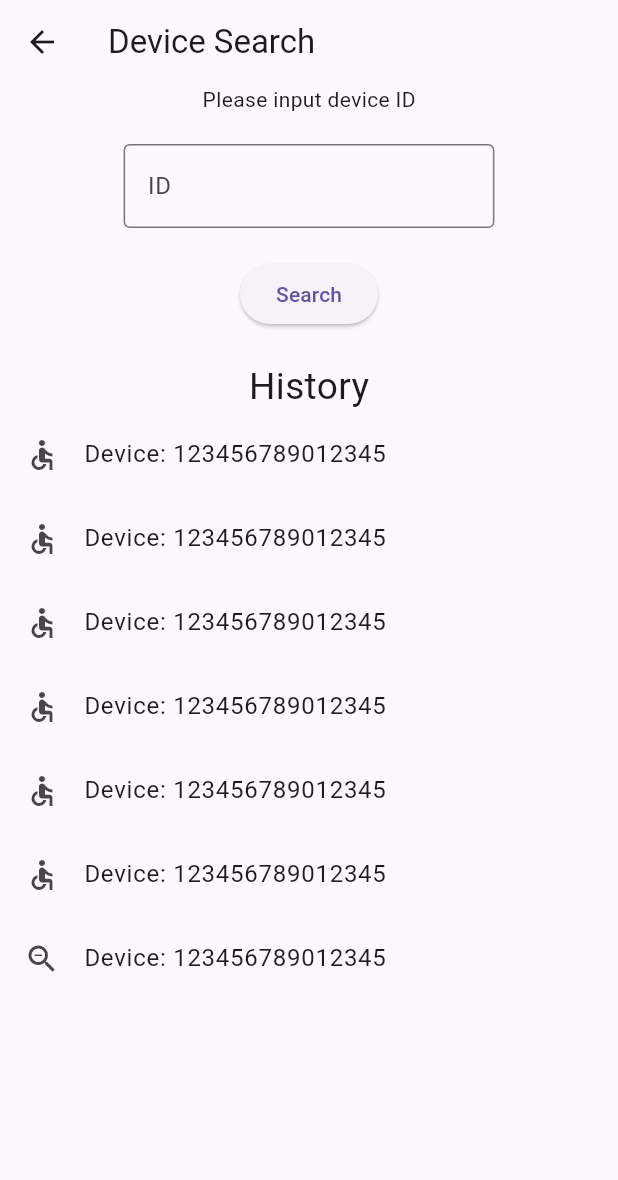
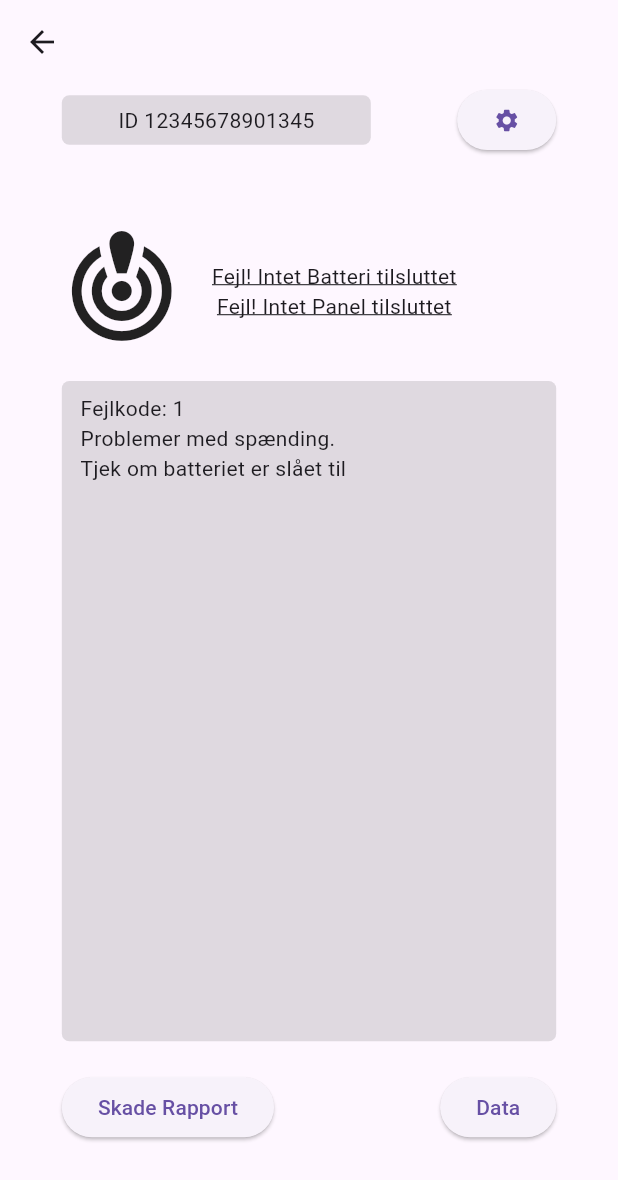
Before and after one commit to mikkwin/Bachelor, a Flutter app: the UnitSearchView screen opened by its route, after a tap on "Search", on a phone screen of 412 x 824 dp. Shown: the top 1180 px of the screen. Run offline on Flutter 3.47's test engine with Material 3 defaults, Android fonts, the phone set to English and light mode, and no system bars.

Commit message:
Added unit page.\n Added naviagtion

```diff
--- /dev/null
+++ b/frontend/prototype/lib/src/unit_page/unit_page_view.dart
@@ -0,0 +1,110 @@
+import 'package:flutter/material.dart';
+
+class UnitPageView extends StatelessWidget {
+  const UnitPageView({super.key});
+
+  static const routeName = '/unit_page';
+
+  @override
+  Widget build(BuildContext context) {
+
+    double screenWidth = MediaQuery.of(context).size.width;
+
+    return Scaffold(
+      appBar: AppBar(),
+      body: Center(
+        child: Padding(
+          padding: EdgeInsets.symmetric(horizontal: screenWidth * 0.1),
+          child: Column(
+            mainAxisAlignment: MainAxisAlignment.center,
+            crossAxisAlignment: CrossAxisAlignment.stretch,
+            children: [
+              Row(
+                children: [
+                  Container(
+                    height: screenWidth * 0.08,
+                    width: screenWidth * 0.5,
+                    decoration: BoxDecoration(
+                      color: Colors.black12,
+                      borderRadius: BorderRadius.circular(5),
+                    ),
+                    child: Padding(
+                      padding: EdgeInsets.symmetric(horizontal: screenWidth * 0.01),
+                      child: const Center(child: Text("ID 12345678901345"))
+                      ),
+                  ),
+                  const Expanded(
+                    child: SizedBox()
+                    ),
+                  ElevatedButton(
+
+                    onPressed: () {}
+                    , child: const Icon(Icons.settings)
+                    )
+                  ]
+                ),
+              const SizedBox(height: 50,),
+              const Row(
+                children: [
+                  Icon(
+                    Icons.crisis_alert_rounded,
+                    size: 80,
+                    ),
+                    SizedBox(width: 20,),
+                  Column(
+                    children: [
+                      Text(
+                        "Fejl! Intet Batteri tilsluttet",
+                        style: TextStyle(
+                          decoration: TextDecoration.underline,
+                          decorationStyle: TextDecorationStyle.solid
+                          ),
+                        ),
+                      Text(
+                        "Fejl! Intet Panel tilsluttet",
+                        style: TextStyle(
+                          decoration: TextDecoration.underline,
+                          decorationStyle: TextDecorationStyle.solid
+                          ),
+                        ),
+                      ],
+                    )
+                  ]
+                ),
+              const SizedBox(height: 20),
+              Expanded(
+                child: Container(
+                  decoration: BoxDecoration(
+                    color: Colors.black12,
+                    borderRadius: BorderRadius.circular(5)
+                  ),
+                  child: Padding(
+                    padding: EdgeInsets.symmetric(horizontal: screenWidth * 0.03, vertical: screenWidth * 0.02),
+                    child: const Text("Fejlkode: 1\nProblemer med spænding.\nTjek om batteriet er slået til"),
+                    ),
+                )
+              ),
+              const SizedBox(height: 20),
+              Row(
+                children: [
+                  ElevatedButton(
+                    onPressed: () {},
+                    child: const Text("Skade Rapport")
+                    ),
+                  const Expanded( child: SizedBox()),
+                  ElevatedButton(
+                    onPressed: () {},
+                    child: const Text("Data")
+                    )
+                  ],
+              ),
+              SizedBox(height: screenWidth * 0.15,)
+            ],
+          )
+        )
+      )
+    );
+  }
+
+
+}
--- a/frontend/prototype/lib/src/unit_search/unit_search_view.dart
+++ b/frontend/prototype/lib/src/unit_search/unit_search_view.dart
@@ -1,4 +1,5 @@
 import 'package:flutter/material.dart';
+import 'package:prototype/src/unit_page/unit_page_view.dart';
 
 /// Displays a list of SampleItems.
 class UnitSearchView extends StatelessWidget {
@@ -32,7 +33,10 @@ class UnitSearchView extends StatelessWidget {
             const SizedBox(height: 20),
             ElevatedButton(
               onPressed: () {
-
+                  Navigator.push(
+                    context,
+                    MaterialPageRoute(builder: (context) => const UnitPageView())
+                    );
               },
               child: const Text("Search")
             ),
@@ -47,32 +51,39 @@ class UnitSearchView extends StatelessWidget {
               child: ListView(
                 children: const <Widget>[
                   ListTile(
-                    leading: Icon(Icons.accessible),
+                    leading: Icon(Icons.car_crash),
                     title: Text("Device: 123456789012345"),
+                    trailing: Icon(Icons.search),
                   ),
                   ListTile(
-                    leading: Icon(Icons.accessible),
+                    leading: Icon(Icons.car_crash),
                     title: Text("Device: 123456789012345"),
+                    trailing: Icon(Icons.search),
                   ),
                   ListTile(
-                    leading: Icon(Icons.accessible),
+                    leading: Icon(Icons.car_crash),
                     title: Text("Device: 123456789012345"),
+                    trailing: Icon(Icons.search),
                   ),
                   ListTile(
-                    leading: Icon(Icons.accessible),
+                    leading: Icon(Icons.car_crash),
                     title: Text("Device: 123456789012345"),
+                    trailing: Icon(Icons.search),
                   ),
                   ListTile(
-                    leading: Icon(Icons.accessible),
+                    leading: Icon(Icons.car_crash),
                     title: Text("Device: 123456789012345"),
+                    trailing: Icon(Icons.search),
                   ),
                   ListTile(
-                    leading: Icon(Icons.accessible),
+                    leading: Icon(Icons.car_crash),
                     title: Text("Device: 123456789012345"),
+                    trailing: Icon(Icons.search),
                   ),
                   ListTile(
-                    leading: Icon(Icons.zoom_out),
+                    leading: Icon(Icons.car_crash),
                     title: Text("Device: 123456789012345"),
+                    trailing: Icon(Icons.search),
                   ),
                   // Add more ListTile entries here if needed
                 ],
```
